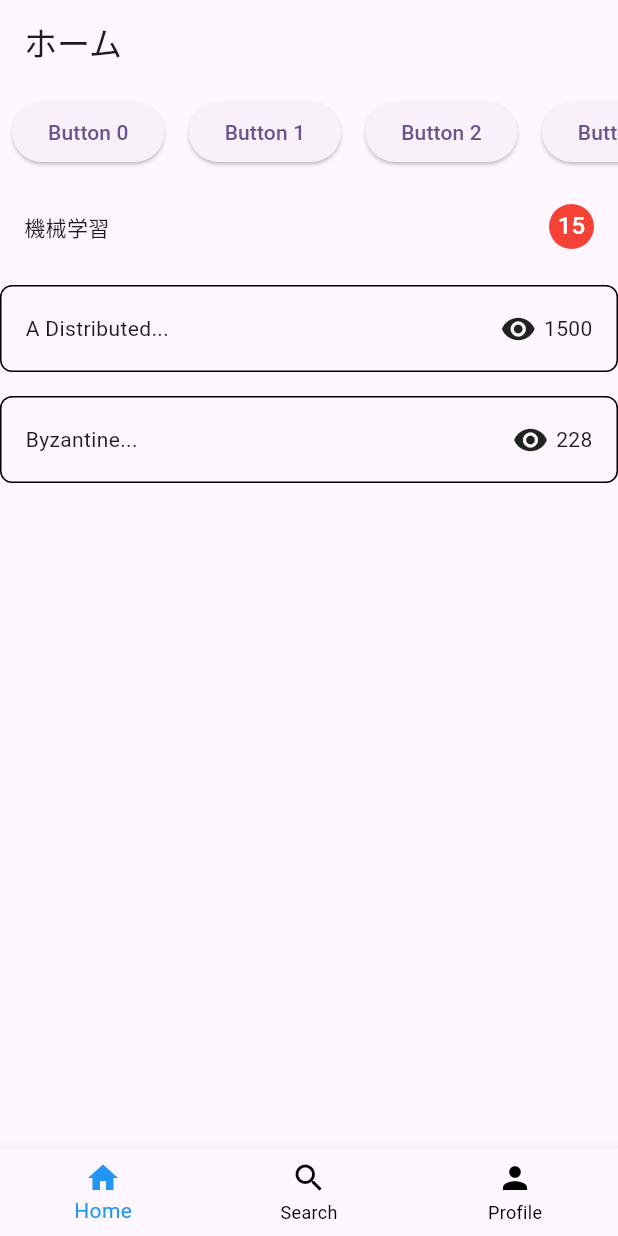
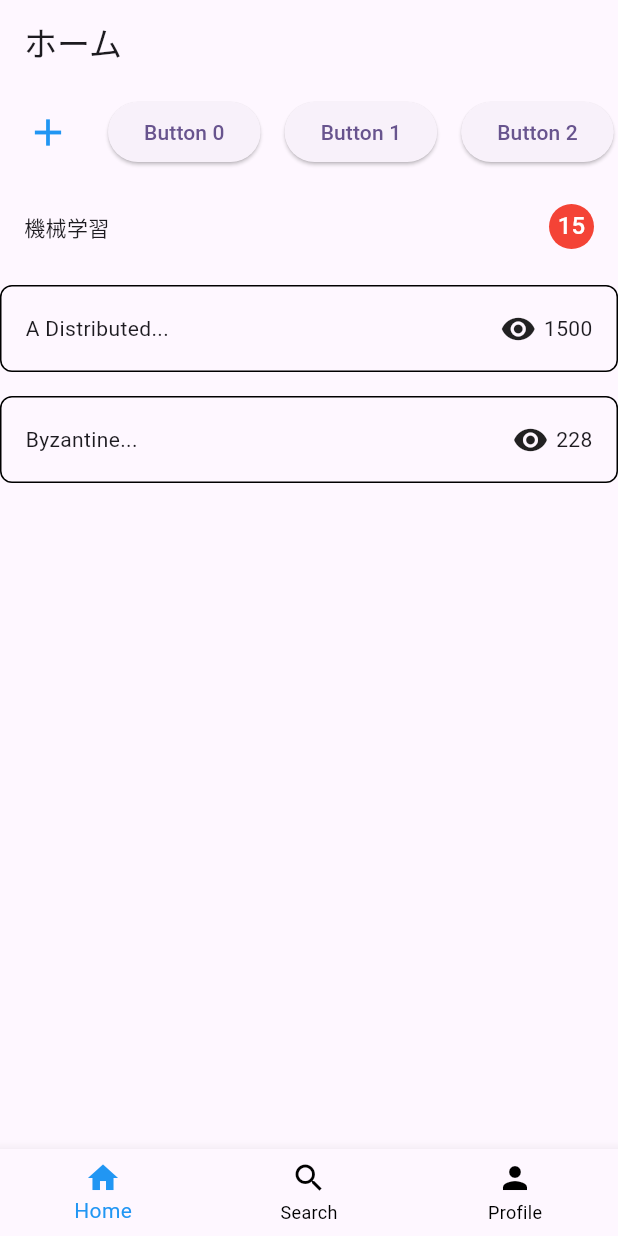
Before and after one commit to jphacks/tk_2418, a Flutter app: the HomeScreen screen opened directly, on a phone screen of 412 x 824 dp. Run offline on Flutter 3.47's test engine with Material 3 defaults, Android fonts, the phone set to English and light mode, and no system bars.

Commit message:
create home view

```diff
--- a/frontend/lib/views/home_view.dart
+++ b/frontend/lib/views/home_view.dart
@@ -1,4 +1,3 @@
-
 import 'package:flutter/material.dart';
 
 void main() {
@@ -22,10 +21,26 @@ class HomeScreen extends StatefulWidget {
 
 class _HomeScreenState extends State<HomeScreen> {
   int _selectedIndex = 0;
+  // final int _selectedLength = 10;
+  final List<bool> _selected = List.generate(10, (index) => false);
+
+  /*
+  @override
+  void initState(){
+    super.initState();
+      _selected = List.generate(_selectedLength, (index) => false);
+  }
+  */
 
   void _onItemTapped(int index) {
     setState(() {
       _selectedIndex = index;
+    });
+  }
+
+  void _toggleButton(int index) {
+    setState(() {
+      _selected[index] = !_selected[index];
     });
   }
 
@@ -38,71 +53,48 @@ class _HomeScreenState extends State<HomeScreen> {
       ),
       body: Column(
         children: [
-          // タグ選択部分
-
-          // Container(
-          //   padding: EdgeInsets.symmetric(vertical: 8.0, horizontal: 16.0),
-          //   child: Row(
-          //     children: [
-          //       ElevatedButton(
-          //         onPressed: () {},
-          //         child: Text('機械学習'),
-          //         style: ElevatedButton.styleFrom(
-          //           // primary: Colors.lightBlueAccent, // ボタンの背景色
-          //         ),
-          //       ),
-          //       SizedBox(width: 10),
-          //       OutlinedButton(
-          //         onPressed: () {},
-          //         child: Text('連合学習'),
-          //       ),
-          //     ],
-          //   ),
-          // ),
-
-
-
 
           SingleChildScrollView(
             scrollDirection: Axis.horizontal,
             child: Row(
-            // height: 60,
-            // child: ListView(
-                // scrollDirection: Axis.horizontal,
-                // children: List.generate(10, (index) {
+              children: [
 
-                  // return
+                Padding(
+                  padding: const EdgeInsets.all(8.0),
+                  child: IconButton(
+                      onPressed: (){},
+                      icon: const Icon(
+                        Icons.add,
+                        size: 30,
+                        color: Colors.blue,
+                      )
+                  ),
+                ),
 
-                    // GestureDetector(
-                    // onTap: () {},
-                    // child: Container(
-                    //   padding:EdgeInsets.symmetric(horizontal: 16, vertical: 8),
-                    //   decoration: BoxDecoration(
-                    //     border: Border.all(color: Colors.black, width: 2),
-                    //     // borderRadius: BorderRadius.circular(8.0),
-                    //   ),
-                    //   child: Center(
-                    //     child: Text(
-                    //       'Item $index'
-                    //       ,style: const TextStyle(fontSize: 15),
-                    //     ),
-                    //   ),
-                    // ),
-                    // )
-              children: List.generate(50, (index) {
+                Row(
+                  children: List.generate(10, (index) {
                     return Padding(
                       padding: const EdgeInsets.all(8.0),
                       child: ElevatedButton(
-                    onPressed: () {
+                        onPressed: () =>
                         // ボタンが押された時の処理
-                      print('Button $index pressed');
-                    },
+                        // print('Button $index pressed'),
+                        _toggleButton(index),
+                        style: ElevatedButton.styleFrom(
+                          backgroundColor: _selected[index] ? Colors.green : null,
+                        ),
                         child: Text('Button $index'),
                       ),
                     );
                   }),
                   // ;
                 ),
+
+
+
+              ],
+            ),
+
           ),
 
 
@@ -136,19 +128,6 @@ class _HomeScreenState extends State<HomeScreen> {
           ),
         ],
       ),
-
-        // height: 100,
-        // child: ListView(
-        //     scrollDirection: Axis.horizontal,
-        //     children: List.generate(10, (index) {
-        //       return Container(
-        //         width: 100,
-        //         height: 100,
-        //         color: Colors.blue[(index % 9 + 1) * 100],
-        //         child: Center(child: Text("Item $index"),),
-        //       );
-        //     })
-        // ),
 
       // ボトムナビゲーションバー
       bottomNavigationBar: BottomNavigationBar(
```
Lines whose indentation alone changed are shown as unchanged.
